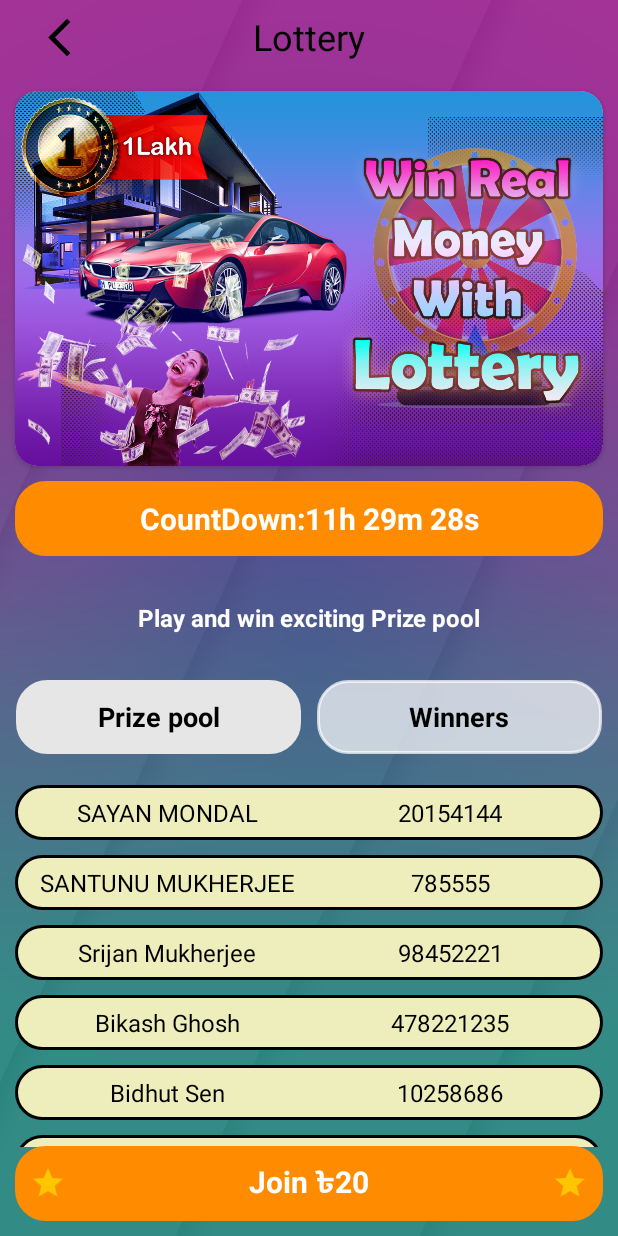
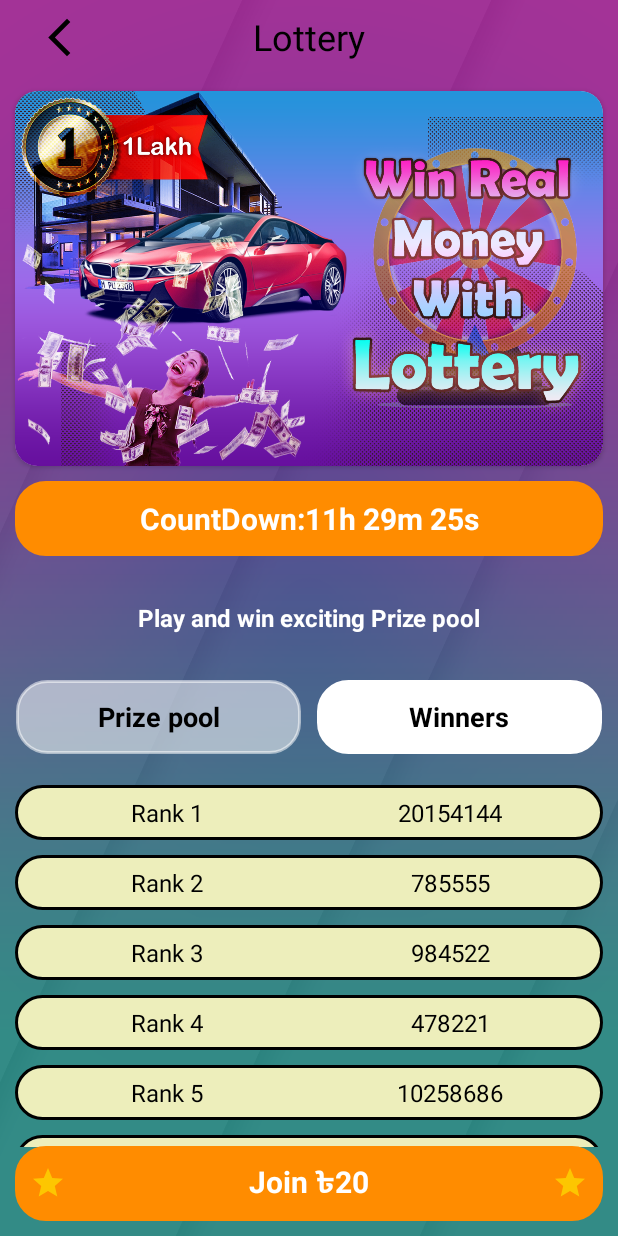
Before and after one commit to sayan9191/saynfi, an Android app: the LotteryBuyFragment screen opened directly, with no data from a screen before it, after a tap on "Winners", on a phone screen of 412 x 824 dp. Run offline under Robolectric (Android 15) with nearby library versions, the phone set to English and light mode, and no system bars; 1 other tap on this screen came first.

Commit message:
18.05.20223 ui changes commit

```diff
--- a/app/src/main/java/com/example/sanify/adapter/lottery/LotteryTicketAdapter.java
+++ b/app/src/main/java/com/example/sanify/adapter/lottery/LotteryTicketAdapter.java
@@ -10,15 +10,15 @@ import androidx.recyclerview.widget.RecyclerView;
 import com.example.sanify.R;
 import com.example.sanify.model.lottery.LotteryTicketInformation;
 
+import java.util.ArrayList;
 import java.util.List;
 
 public class LotteryTicketAdapter extends RecyclerView.Adapter<LotteryTicketViewHolder> {
     Context context;
-    List<LotteryTicketInformation> ticketNos;
+    ArrayList<LotteryTicketInformation> ticketNos = new ArrayList<>();
 
-    public LotteryTicketAdapter(Context context, List<LotteryTicketInformation> ticketNos) {
+    public LotteryTicketAdapter(Context context) {
         this.context = context;
-        this.ticketNos = ticketNos;
     }
 
     @NonNull
@@ -36,4 +36,11 @@ public class LotteryTicketAdapter extends RecyclerView.Adapter<LotteryTicketView
     public int getItemCount() {
         return ticketNos.size();
     }
+
+
+    public void updateList(List<LotteryTicketInformation> list){
+        ticketNos.clear();
+        ticketNos.addAll(list);
+        this.notifyDataSetChanged();
+    }
 }
--- /dev/null
+++ b/app/src/main/java/com/example/sanify/ui/auth/bottomsheet/BottomSheetLottery.java
@@ -0,0 +1,25 @@
+package com.example.sanify.ui.auth.bottomsheet;
+
+import android.os.Bundle;
+import android.view.LayoutInflater;
+import android.view.View;
+import android.view.ViewGroup;
+
+import androidx.annotation.NonNull;
+import androidx.annotation.Nullable;
+
+import com.example.sanify.R;
+import com.google.android.material.bottomsheet.BottomSheetDialogFragment;
+
+public class BottomSheetLottery extends BottomSheetDialogFragment {
+    public BottomSheetLottery() {
+
+    }
+
+    @Nullable
+    @Override
+    public View onCreateView(@NonNull LayoutInflater inflater, @Nullable ViewGroup container, @Nullable Bundle savedInstanceState) {
+        View view = inflater.inflate(R.layout.privacyandpolicy, container, false);
+        return view;
+    }
+}
--- a/app/src/main/java/com/example/sanify/ui/lottery/LotteryBuyFragment.java
+++ b/app/src/main/java/com/example/sanify/ui/lottery/LotteryBuyFragment.java
@@ -3,6 +3,7 @@ package com.example.sanify.ui.lottery;
 import android.os.Bundle;
 import android.os.CountDownTimer;
 import android.view.View;
+import android.widget.Toast;
 
 import androidx.appcompat.app.AppCompatActivity;
 import androidx.recyclerview.widget.LinearLayoutManager;
@@ -14,21 +15,27 @@ import com.example.sanify.adapter.lottery.LotteryTicketAdapter;
 import com.example.sanify.databinding.ActivityLotteryBuyBinding;
 import com.example.sanify.model.lottery.LotteryInformation;
 import com.example.sanify.model.lottery.LotteryTicketInformation;
+import com.example.sanify.ui.auth.bottomsheet.BottomSheetLottery;
+import com.example.sanify.ui.auth.bottomsheet.BottomSheetPP;
 
 import java.util.ArrayList;
 import java.util.Calendar;
 import java.util.List;
+import java.util.concurrent.ThreadLocalRandom;
 
 public class LotteryBuyFragment extends AppCompatActivity {
     ActivityLotteryBuyBinding binding;
     private CountDownTimer countDownTimer;
+    public String lotteryNo;
+
+    private LotteryTicketAdapter lotteryAdapter;
 
     @Override
     protected void onCreate(Bundle savedInstanceState) {
         super.onCreate(savedInstanceState);
         binding = ActivityLotteryBuyBinding.inflate(getLayoutInflater());
         setContentView(binding.getRoot());
-
+        List<LotteryTicketInformation> items3 = new ArrayList<LotteryTicketInformation>();
 
         long currentTimeMillis = System.currentTimeMillis();
         long ninePmMillis;
@@ -61,7 +68,6 @@ public class LotteryBuyFragment extends AppCompatActivity {
             @Override
             public void onFinish() {
                 binding.countdownTextView.setText("Time Over");
-//                binding.buyLotteryBtn.setVisibility(View.GONE);
             }
         };
 
@@ -71,23 +77,33 @@ public class LotteryBuyFragment extends AppCompatActivity {
         List<LotteryInformation> items1 = new ArrayList<LotteryInformation>();
         items1.add(new
 
-                LotteryInformation("SAYAN MONDAL", "20154144"));
+                LotteryInformation("Rank 1", "20154144"));
         items1.add(new
 
-                LotteryInformation("SANTUNU MUKHERJEE", "785555"));
+                LotteryInformation("Rank 2", "785555"));
         items1.add(new
 
-                LotteryInformation("Srijan Mukherjee", "98452221"));
+                LotteryInformation("Rank 3", "984522"));
         items1.add(new
 
-                LotteryInformation("Bikash Ghosh", "478221235"));
+                LotteryInformation("Rank 4", "478221"));
         items1.add(new
 
-                LotteryInformation("Bidhut Sen", "10258686"));
-        items1.add(new
-
-                LotteryInformation("Ankan Ghosh", "86574212"));
-
+                LotteryInformation("Rank 5", "10258686"));
+        items1.add(new LotteryInformation("Rank 7", "804212"));
+        items1.add(new LotteryInformation("Rank 8", "985412"));
+        items1.add(new LotteryInformation("Rank 9", "001057"));
+        items1.add(new LotteryInformation("Rank 10", "122144"));
+        items1.add(new LotteryInformation("Rank 11", "5426550"));
+        items1.add(new LotteryInformation("Rank 12", "4877449"));
+        items1.add(new LotteryInformation("Rank 13", "9876541"));
+        items1.add(new LotteryInformation("Rank 14", "3201458"));
+        items1.add(new LotteryInformation("Rank 15", "98745655"));
+        items1.add(new LotteryInformation("Rank 16", "21025448"));
+        items1.add(new LotteryInformation("Rank 17", "89785212"));
+        items1.add(new LotteryInformation("Rank 18", "478210205"));
+        items1.add(new LotteryInformation("Rank 19", "545545444"));
+        items1.add(new LotteryInformation("Rank 20", "822555554"));
         List<LotteryInformation> items2 = new ArrayList<LotteryInformation>();
         items2.add(new
 
@@ -113,34 +129,45 @@ public class LotteryBuyFragment extends AppCompatActivity {
         binding.recyclerviewLottery.setAdapter(new
 
                 LotteryNameAdapter(getApplicationContext(), items2));
+
+        // Set adapter
+        binding.ticketRecyclerView.setLayoutManager(new StaggeredGridLayoutManager(4, StaggeredGridLayoutManager.VERTICAL));
+        lotteryAdapter = new LotteryTicketAdapter(getApplicationContext());
+        binding.ticketRecyclerView.setAdapter(lotteryAdapter);
+
         binding.WinnerName.setOnClickListener(new View.OnClickListener() {
             @Override
             public void onClick(View view) {
                 binding.prizePoolBtn.setBackgroundTintList(getResources().getColorStateList(R.color.unselect_color));
-                binding.WinnerName.setBackgroundTintList(getResources().getColorStateList(R.color.yellow));
+                binding.WinnerName.setBackgroundTintList(getResources().getColorStateList(R.color.select_color));
                 binding.recyclerviewLottery.setLayoutManager(new LinearLayoutManager(getApplicationContext()));
                 binding.recyclerviewLottery.setAdapter(new LotteryNameAdapter(getApplicationContext(), items1));
+                binding.tickets.setVisibility(View.GONE);
+                binding.ticketRecyclerView.setVisibility(View.GONE);
             }
         });
         binding.prizePoolBtn.setOnClickListener(new View.OnClickListener() {
             @Override
             public void onClick(View view) {
                 binding.WinnerName.setBackgroundTintList(getResources().getColorStateList(R.color.unselect_color));
-                binding.prizePoolBtn.setBackgroundTintList(getResources().getColorStateList(R.color.yellow));
+                binding.prizePoolBtn.setBackgroundTintList(getResources().getColorStateList(R.color.select_color));
                 binding.recyclerviewLottery.setLayoutManager(new LinearLayoutManager(getApplicationContext()));
                 binding.recyclerviewLottery.setAdapter(new LotteryNameAdapter(getApplicationContext(), items2));
+                binding.tickets.setVisibility(View.VISIBLE);
+                binding.ticketRecyclerView.setVisibility(View.VISIBLE);
             }
         });
 
-        List<LotteryTicketInformation> items3 = new ArrayList<LotteryTicketInformation>();
-        items3.add(new LotteryTicketInformation("100000"));
-        items3.add(new LotteryTicketInformation("100000"));
-        items3.add(new LotteryTicketInformation("100000"));
-        items3.add(new LotteryTicketInformation("100000"));
-        items3.add(new LotteryTicketInformation("100000"));
-        items3.add(new LotteryTicketInformation("100000"));
-        binding.ticketRecyclerView.setLayoutManager(new StaggeredGridLayoutManager(4, StaggeredGridLayoutManager.VERTICAL));
-        binding.ticketRecyclerView.setAdapter(new LotteryTicketAdapter(getApplicationContext(), items3));
+        binding.buyLotteryBtn.setOnClickListener(new View.OnClickListener() {
+            @Override
+            public void onClick(View view) {
+                BottomSheetLottery bottomSheetLottery = new BottomSheetLottery();
+                bottomSheetLottery.show(getSupportFragmentManager(), "TAG");
+                lotteryNo = String.valueOf(ThreadLocalRandom.current().nextInt(100000, 999999));
+                items3.add(new LotteryTicketInformation(lotteryNo));
+                lotteryAdapter.updateList(items3);
+            }
+        });
     }
 
     @Override
--- /dev/null
+++ b/app/src/main/res/drawable/bottomsheet_shape.xml
@@ -0,0 +1,11 @@
+<?xml version="1.0" encoding="utf-8"?>
+<shape xmlns:android="http://schemas.android.com/apk/res/android"
+    android:shape="rectangle">
+    <solid android:color="@color/white" />
+    <corners
+        android:topLeftRadius="30dp"
+        android:topRightRadius="30dp" />
+    <padding
+        android:left="10dp"
+        android:right="10dp" />
+</shape>
--- a/app/src/main/res/layout/activity_lottery_buy.xml
+++ b/app/src/main/res/layout/activity_lottery_buy.xml
@@ -119,7 +119,7 @@
                     android:layout_margin="5dp"
                     android:layout_weight="1"
                     android:background="@drawable/square"
-                    android:backgroundTint="@color/yellow"
+                    android:backgroundTint="@color/select_color"
                     android:gravity="center"
                     android:text="Prize pool"
                     android:textColor="@color/black"
--- a/app/src/main/res/layout/privacyandpolicy.xml
+++ b/app/src/main/res/layout/privacyandpolicy.xml
@@ -15,7 +15,7 @@
         android:layout_width="wrap_content"
         android:layout_height="wrap_content"
         android:layout_gravity="center_horizontal"
-        android:layout_marginTop="10dp"
+        android:layout_marginTop="20dp"
         android:text="Privacy Policy"
         android:textColor="@color/black"
         android:textSize="30dp"
--- a/app/src/main/res/values/colors.xml
+++ b/app/src/main/res/values/colors.xml
@@ -13,6 +13,7 @@
 
     <color name="wheel_color_1">#6B2ABC</color>
     <color name="wheel_color_2">#9058D3</color>
-    <color name="yellow">#B4FFFFFF</color>
-    <color name="unselect_color">#e6e6e6</color>
+    <color name="yellow">#FFC107</color>
+    <color name="unselect_color">#88FFFFFF</color>
+    <color name="select_color">#FFFFFF</color>
 </resources>
--- a/app/src/main/res/values/themes.xml
+++ b/app/src/main/res/values/themes.xml
@@ -1,4 +1,4 @@
-<resources xmlns:tools="http://schemas.android.com/tools">
+<resources>
     <!-- Base application theme. -->
     <style name="Theme.SANIFY" parent="Theme.MaterialComponents.DayNight.NoActionBar">
         <!-- Primary brand color. -->
@@ -12,6 +12,7 @@
         <!-- Status bar color. -->
         <item name="android:statusBarColor">?attr/colorPrimaryVariant</item>
         <!-- Customize your theme here. -->
+        <item name="bottomSheetDialogTheme">@style/AppBottomSheetDialogTheme</item>
     </style>
 
     <style name="MyTextField" parent="Widget.MaterialComponents.TextInputLayout.OutlinedBox">
@@ -20,4 +21,14 @@
         <item name="boxCornerRadiusTopEnd">20dp</item>
         <item name="boxStrokeColor">@color/red</item>
     </style>
+
+    <style name="AppBottomSheetDialogTheme" parent="Theme.Design.Light.BottomSheetDialog">
+        <item name="bottomSheetStyle">
+            @style/AppModelStyle
+        </item>
+    </style>
+
+    <style name="AppModelStyle" parent="Widget.Design.BottomSheet.Modal">
+        <item name="android:background">@drawable/bottomsheet_shape</item>
+    </style>
 </resources>
```
